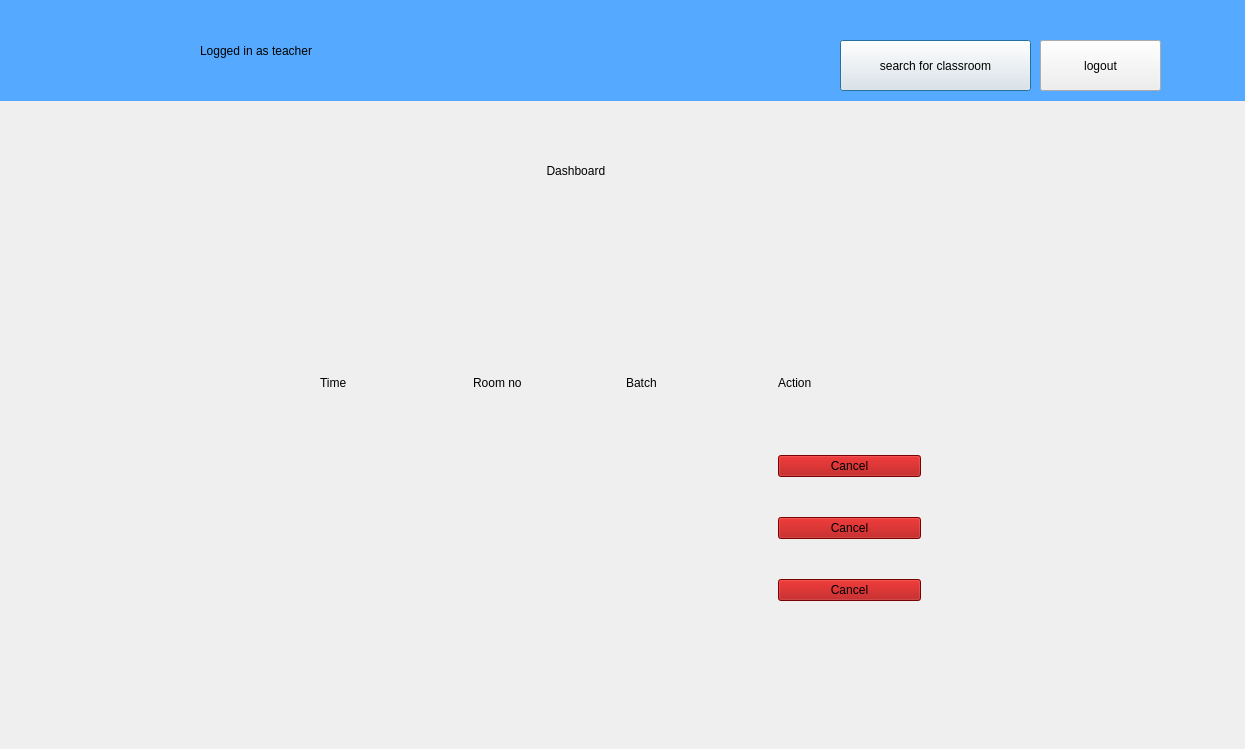
The window that teacherdash.ui (prazzx/Kakshya) describes before a commit, drawn with Qt 5.
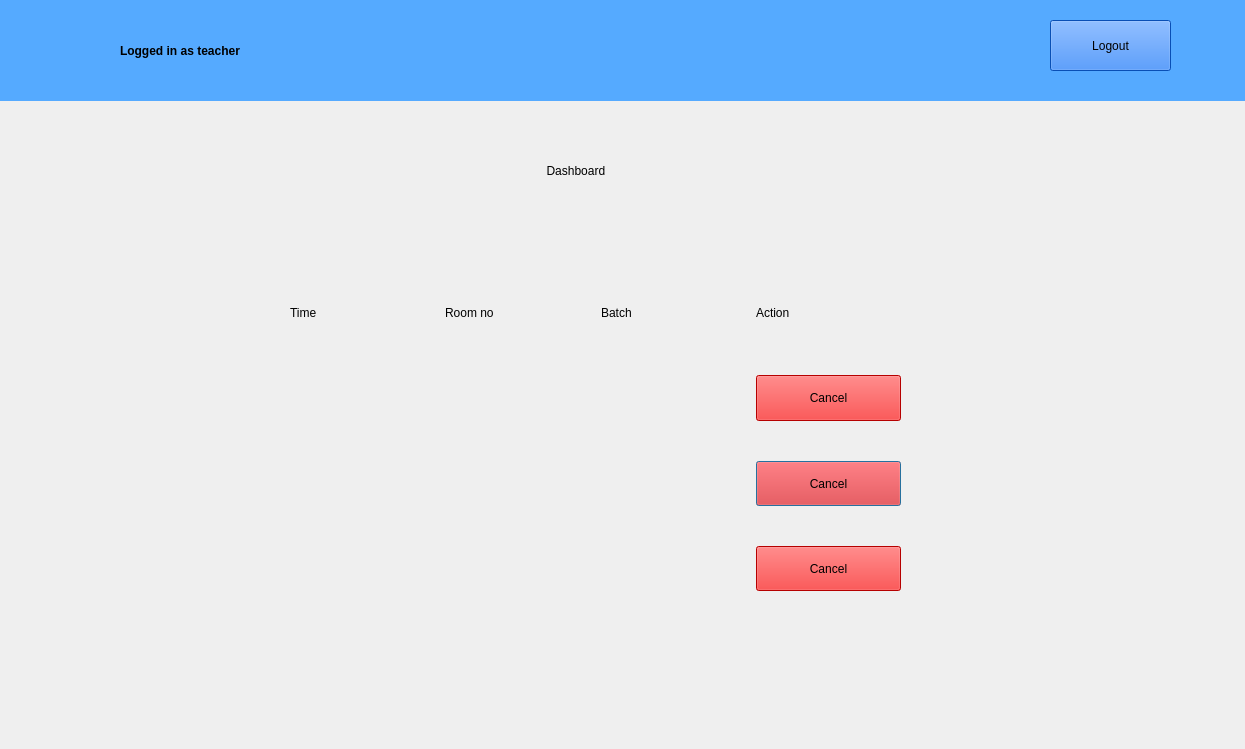
The same window after the commit.

Diff of the .ui file:
```diff
--- a/teacherdash.ui
+++ b/teacherdash.ui
@@ -13,32 +13,6 @@
   <property name="windowTitle">
    <string>Dialog</string>
   </property>
-  <widget class="QPushButton" name="pushButtonUpload">
-   <property name="geometry">
-    <rect>
-     <x>840</x>
-     <y>40</y>
-     <width>191</width>
-     <height>51</height>
-    </rect>
-   </property>
-   <property name="text">
-    <string>search for classroom</string>
-   </property>
-  </widget>
-  <widget class="QPushButton" name="pushButton_2">
-   <property name="geometry">
-    <rect>
-     <x>1040</x>
-     <y>40</y>
-     <width>121</width>
-     <height>51</height>
-    </rect>
-   </property>
-   <property name="text">
-    <string>logout</string>
-   </property>
-  </widget>
   <widget class="QLabel" name="label">
    <property name="geometry">
     <rect>
@@ -61,6 +35,9 @@
      <height>71</height>
     </rect>
    </property>
+   <property name="styleSheet">
+    <string notr="true">color: rgb(0, 0, 0);</string>
+   </property>
    <property name="text">
     <string/>
    </property>
@@ -68,10 +45,10 @@
   <widget class="QWidget" name="gridLayoutWidget">
    <property name="geometry">
     <rect>
-     <x>320</x>
-     <y>350</y>
-     <width>601</width>
-     <height>251</height>
+     <x>290</x>
+     <y>290</y>
+     <width>611</width>
+     <height>301</height>
     </rect>
    </property>
    <layout class="QGridLayout" name="gridLayout" rowstretch="0,0,0,0">
@@ -81,81 +58,108 @@
     <property name="verticalSpacing">
      <number>40</number>
     </property>
-    <item row="2" column="1">
-     <widget class="QLabel" name="Rno2">
-      <property name="text">
-       <string/>
+    <item row="2" column="0">
+     <widget class="QLabel" name="Time2">
+      <property name="sizePolicy">
+       <sizepolicy hsizetype="MinimumExpanding" vsizetype="MinimumExpanding">
+        <horstretch>0</horstretch>
+        <verstretch>0</verstretch>
+       </sizepolicy>
       </property>
-     </widget>
-    </item>
-    <item row="2" column="2">
-     <widget class="QLabel" name="Batch2">
       <property name="text">
        <string/>
       </property>
      </widget>
     </item>
-    <item row="1" column="2">
-     <widget class="QLabel" name="Batch1">
-      <property name="text">
-       <string/>
+    <item row="3" column="1">
+     <widget class="QLabel" name="Rno3">
+      <property name="sizePolicy">
+       <sizepolicy hsizetype="MinimumExpanding" vsizetype="MinimumExpanding">
+        <horstretch>0</horstretch>
+        <verstretch>0</verstretch>
+       </sizepolicy>
       </property>
-     </widget>
-    </item>
-    <item row="2" column="3">
-     <widget class="QPushButton" name="Cancel2">
-      <property name="styleSheet">
-       <string notr="true">background-color: rgb(170, 0, 0);</string>
-      </property>
       <property name="text">
-       <string>Cancel</string>
+       <string/>
       </property>
      </widget>
     </item>
     <item row="0" column="0">
      <widget class="QLabel" name="label_7">
+      <property name="sizePolicy">
+       <sizepolicy hsizetype="MinimumExpanding" vsizetype="MinimumExpanding">
+        <horstretch>0</horstretch>
+        <verstretch>0</verstretch>
+       </sizepolicy>
+      </property>
       <property name="text">
        <string>Time</string>
       </property>
      </widget>
     </item>
+    <item row="2" column="1">
+     <widget class="QLabel" name="Rno2">
+      <property name="sizePolicy">
+       <sizepolicy hsizetype="MinimumExpanding" vsizetype="MinimumExpanding">
+        <horstretch>0</horstretch>
+        <verstretch>0</verstretch>
+       </sizepolicy>
+      </property>
+      <property name="text">
+       <string/>
+      </property>
+     </widget>
+    </item>
     <item row="1" column="1">
      <widget class="QLabel" name="Rno1">
-      <property name="text">
-       <string/>
+      <property name="sizePolicy">
+       <sizepolicy hsizetype="MinimumExpanding" vsizetype="MinimumExpanding">
+        <horstretch>0</horstretch>
+        <verstretch>0</verstretch>
+       </sizepolicy>
       </property>
-     </widget>
-    </item>
-    <item row="3" column="0">
-     <widget class="QLabel" name="Time3">
       <property name="text">
        <string/>
       </property>
      </widget>
     </item>
-    <item row="1" column="0">
-     <widget class="QLabel" name="Time1">
-      <property name="text">
-       <string/>
+    <item row="2" column="3">
+     <widget class="QPushButton" name="Cancel2">
+      <property name="sizePolicy">
+       <sizepolicy hsizetype="MinimumExpanding" vsizetype="MinimumExpanding">
+        <horstretch>0</horstretch>
+        <verstretch>0</verstretch>
+       </sizepolicy>
       </property>
-     </widget>
-    </item>
-    <item row="0" column="3">
-     <widget class="QLabel" name="label_4">
+      <property name="styleSheet">
+       <string notr="true">background-color: rgb(255, 0, 0);</string>
+      </property>
       <property name="text">
-       <string>Action</string>
+       <string>Cancel</string>
       </property>
      </widget>
     </item>
     <item row="0" column="2">
      <widget class="QLabel" name="label_5">
+      <property name="sizePolicy">
+       <sizepolicy hsizetype="MinimumExpanding" vsizetype="MinimumExpanding">
+        <horstretch>0</horstretch>
+        <verstretch>0</verstretch>
+       </sizepolicy>
+      </property>
       <property name="text">
        <string>Batch</string>
       </property>
      </widget>
     </item>
-    <item row="2" column="0">
-     <widget class="QLabel" name="Time2">
+    <item row="3" column="2">
+     <widget class="QLabel" name="Batch3">
+      <property name="sizePolicy">
+       <sizepolicy hsizetype="MinimumExpanding" vsizetype="MinimumExpanding">
+        <horstretch>0</horstretch>
+        <verstretch>0</verstretch>
+       </sizepolicy>
+      </property>
       <property name="text">
        <string/>
       </property>
@@ -163,20 +167,51 @@
     </item>
     <item row="0" column="1">
      <widget class="QLabel" name="label_6">
+      <property name="sizePolicy">
+       <sizepolicy hsizetype="MinimumExpanding" vsizetype="MinimumExpanding">
+        <horstretch>0</horstretch>
+        <verstretch>0</verstretch>
+       </sizepolicy>
+      </property>
       <property name="text">
        <string>Room no</string>
       </property>
      </widget>
     </item>
-    <item row="3" column="2">
-     <widget class="QLabel" name="Batch3">
+    <item row="0" column="3">
+     <widget class="QLabel" name="label_4">
+      <property name="sizePolicy">
+       <sizepolicy hsizetype="MinimumExpanding" vsizetype="MinimumExpanding">
+        <horstretch>0</horstretch>
+        <verstretch>0</verstretch>
+       </sizepolicy>
+      </property>
+      <property name="text">
+       <string>Action</string>
+      </property>
+     </widget>
+    </item>
+    <item row="2" column="2">
+     <widget class="QLabel" name="Batch2">
+      <property name="sizePolicy">
+       <sizepolicy hsizetype="MinimumExpanding" vsizetype="MinimumExpanding">
+        <horstretch>0</horstretch>
+        <verstretch>0</verstretch>
+       </sizepolicy>
+      </property>
       <property name="text">
        <string/>
       </property>
      </widget>
     </item>
-    <item row="3" column="1">
-     <widget class="QLabel" name="Rno3">
+    <item row="1" column="2">
+     <widget class="QLabel" name="Batch1">
+      <property name="sizePolicy">
+       <sizepolicy hsizetype="MinimumExpanding" vsizetype="MinimumExpanding">
+        <horstretch>0</horstretch>
+        <verstretch>0</verstretch>
+       </sizepolicy>
+      </property>
       <property name="text">
        <string/>
       </property>
@@ -184,18 +219,56 @@
     </item>
     <item row="3" column="3">
      <widget class="QPushButton" name="Cancel3">
+      <property name="sizePolicy">
+       <sizepolicy hsizetype="MinimumExpanding" vsizetype="MinimumExpanding">
+        <horstretch>0</horstretch>
+        <verstretch>0</verstretch>
+       </sizepolicy>
+      </property>
       <property name="styleSheet">
-       <string notr="true">background-color: rgb(170, 0, 0);</string>
+       <string notr="true">background-color: rgb(255, 0, 0);</string>
       </property>
       <property name="text">
        <string>Cancel</string>
       </property>
      </widget>
     </item>
+    <item row="1" column="0">
+     <widget class="QLabel" name="Time1">
+      <property name="sizePolicy">
+       <sizepolicy hsizetype="MinimumExpanding" vsizetype="MinimumExpanding">
+        <horstretch>0</horstretch>
+        <verstretch>0</verstretch>
+       </sizepolicy>
+      </property>
+      <property name="text">
+       <string/>
+      </property>
+     </widget>
+    </item>
+    <item row="3" column="0">
+     <widget class="QLabel" name="Time3">
+      <property name="sizePolicy">
+       <sizepolicy hsizetype="MinimumExpanding" vsizetype="MinimumExpanding">
+        <horstretch>0</horstretch>
+        <verstretch>0</verstretch>
+       </sizepolicy>
+      </property>
+      <property name="text">
+       <string/>
+      </property>
+     </widget>
+    </item>
     <item row="1" column="3">
      <widget class="QPushButton" name="Cancel1">
+      <property name="sizePolicy">
+       <sizepolicy hsizetype="MinimumExpanding" vsizetype="MinimumExpanding">
+        <horstretch>0</horstretch>
+        <verstretch>0</verstretch>
+       </sizepolicy>
+      </property>
       <property name="styleSheet">
-       <string notr="true">background-color: rgb(170, 0, 0);</string>
+       <string notr="true">background-color: rgb(255, 0, 0);</string>
       </property>
       <property name="text">
        <string>Cancel</string>
@@ -228,12 +301,16 @@
    <widget class="QLabel" name="label_2">
     <property name="geometry">
      <rect>
-      <x>200</x>
+      <x>120</x>
       <y>10</y>
       <width>221</width>
       <height>81</height>
      </rect>
     </property>
+    <property name="styleSheet">
+     <string notr="true">font:bold;
+color: rgb(0, 0, 0);</string>
+    </property>
     <property name="text">
      <string>Logged in as teacher</string>
     </property>
@@ -242,7 +319,7 @@
     <property name="geometry">
      <rect>
       <x>20</x>
-      <y>10</y>
+      <y>0</y>
       <width>141</width>
       <height>91</height>
      </rect>
@@ -251,10 +328,27 @@
      <string/>
     </property>
    </widget>
+   <widget class="QPushButton" name="pushButton_2">
+    <property name="geometry">
+     <rect>
+      <x>1050</x>
+      <y>20</y>
+      <width>121</width>
+      <height>51</height>
+     </rect>
+    </property>
+    <property name="styleSheet">
+     <string notr="true">background-color: rgb(13, 110, 253);</string>
+    </property>
+    <property name="text">
+     <string>Logout</string>
+    </property>
+   </widget>
+   <zorder>logo</zorder>
+   <zorder>pushButton_2</zorder>
+   <zorder>label_2</zorder>
   </widget>
   <zorder>widget</zorder>
-  <zorder>pushButtonUpload</zorder>
-  <zorder>pushButton_2</zorder>
   <zorder>label</zorder>
   <zorder>labelTime</zorder>
   <zorder>gridLayoutWidget</zorder>
```
